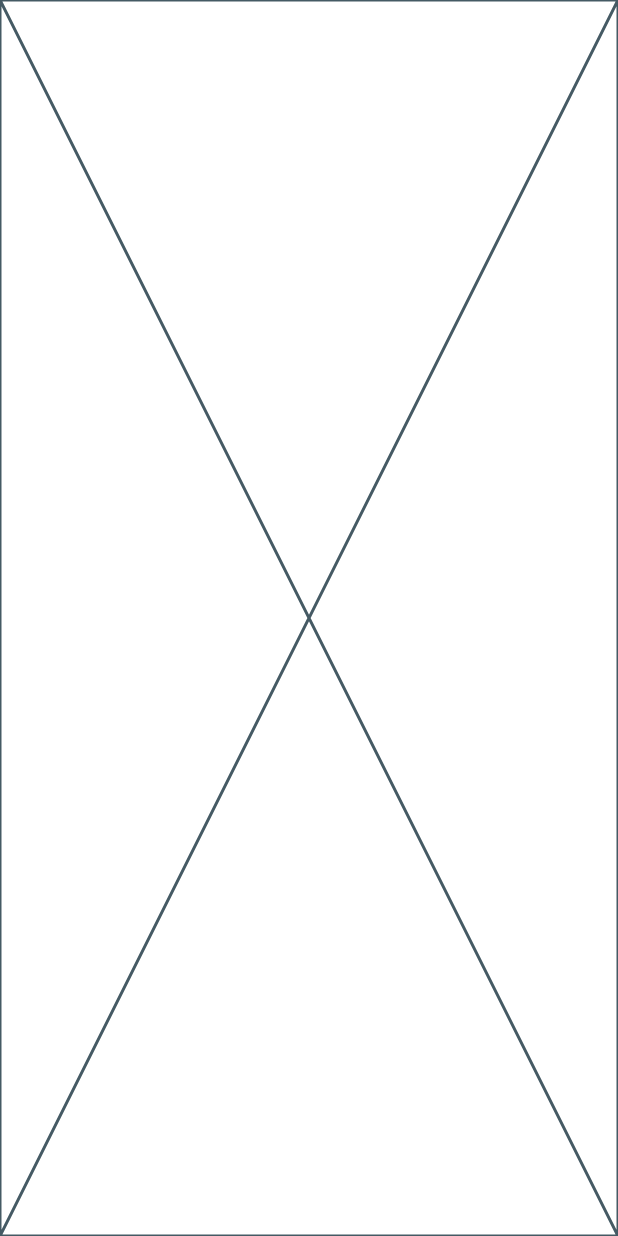
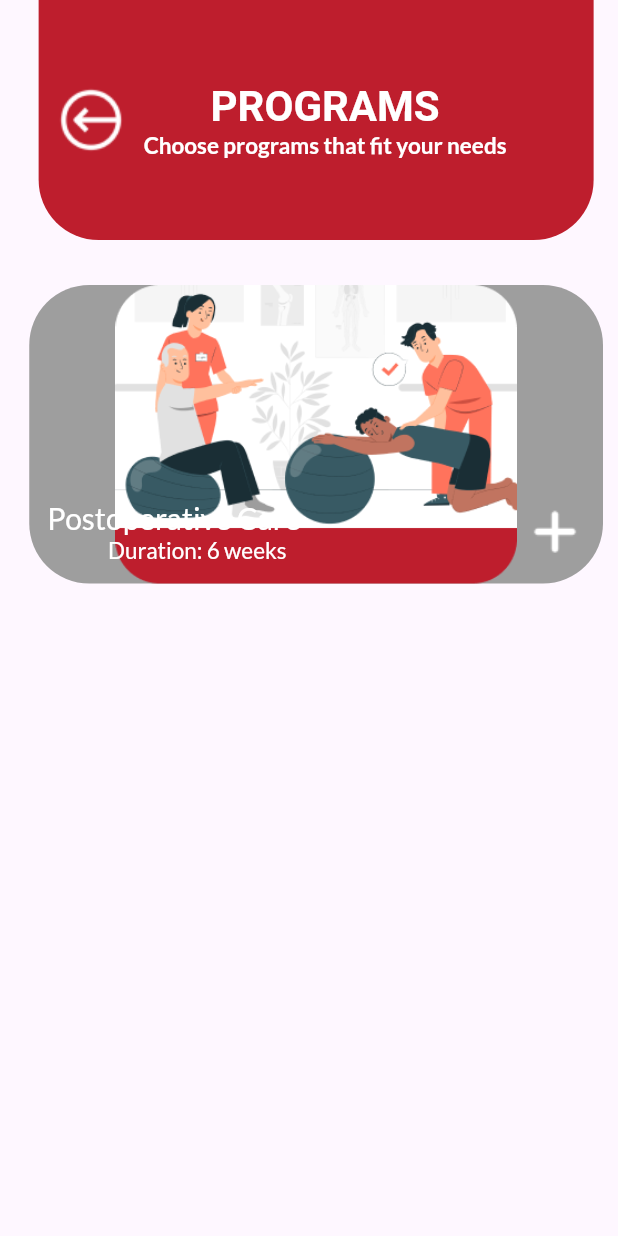
Before and after one commit to coar14/hiphab_hiptherapy, a Flutter app: the screen it shows after launch, item 3 of the bottom bar chosen, after a tap on "Programs", on a phone screen of 412 x 824 dp. Run offline on Flutter 3.47's test engine with Material 3 defaults, Android fonts, the phone set to English and light mode, and no system bars; our stand-ins replace fl_chart, flutter_screenutil, google_fonts, percent_indicator.

Commit message:
Added the programs and the details

```diff
--- a/lib/screens/profile.dart
+++ b/lib/screens/profile.dart
@@ -119,7 +119,7 @@ class Profile extends StatelessWidget {
                                 style: GoogleFonts.lato(
                                     fontSize: 20, fontWeight: FontWeight.w500),
                               ),
-                              SizedBox(width: 170),
+                              SizedBox(width: 160),
                               Icon(Icons.arrow_forward_ios_rounded)
                             ],
                           ),
@@ -146,7 +146,7 @@ class Profile extends StatelessWidget {
                                 style: GoogleFonts.lato(
                                     fontSize: 20, fontWeight: FontWeight.w500),
                               ),
-                              SizedBox(width: 140),
+                              SizedBox(width: 130),
                               Icon(Icons.arrow_forward_ios_rounded)
                             ],
                           ),
--- a/lib/screens/program_detail.dart
+++ b/lib/screens/program_detail.dart
@@ -1,10 +1,128 @@
 import 'package:flutter/material.dart';
+import 'package:google_fonts/google_fonts.dart';
+import 'package:therapy/screens/program_care.dart';
+import 'package:therapy/themes/app_image.dart';
+import 'package:therapy/themes/const_style.dart';
+import 'package:therapy/widget/bottom_navbar.dart';
 
 class ProgramDetail extends StatelessWidget {
   const ProgramDetail({super.key});
 
   @override
   Widget build(BuildContext context) {
-    return const Placeholder();
+    return Scaffold(
+      body: SafeArea(
+        child: Padding(
+          padding: const EdgeInsets.only(left: 19.5, right: 10),
+          child: Column(
+            children: [
+              Container(
+                height: 160,
+                width: 370,
+                decoration: const BoxDecoration(
+                  borderRadius: BorderRadius.only(
+                    bottomLeft: Radius.circular(40),
+                    bottomRight: Radius.circular(40),
+                  ),
+                  color: aRed,
+                ),
+                child: Row(
+                  children: [
+                    const SizedBox(width: 10),
+                    GestureDetector(
+                      onTap: () {
+                        Navigator.push(
+                          context,
+                          MaterialPageRoute(
+                            builder: (context) => const BottomNavBar(),
+                          ),
+                        );
+                      },
+                      child: const Image(
+                        image: AssetImage(AppImages.back),
+                        color: Colors.white,
+                      ),
+                    ),
+                    const SizedBox(width: 10),
+                    RichText(
+                      textAlign: TextAlign.center,
+                      text: TextSpan(
+                        text: 'PROGRAMS',
+                        style: const TextStyle(
+                          color: Color(0xFFFFFFFF),
+                          fontSize: 28,
+                          fontWeight: FontWeight.bold,
+                        ),
+                        children: <TextSpan>[
+                          TextSpan(
+                            text: '\nChoose programs that fit your needs',
+                            style: GoogleFonts.lato(
+                              fontSize: 15,
+                            ),
+                          ),
+                        ],
+                      ),
+                    ),
+                  ],
+                ),
+              ),
+              const SizedBox(height: 30),
+               GestureDetector(
+                onTap: () {
+                    Navigator.push(
+                      context,
+                      MaterialPageRoute(
+                        builder: (context) => const ProgramCare(),
+                      ),
+                    );
+                  },
+              child: Container(
+                height: 199,
+                width: 393,
+                decoration: BoxDecoration(
+                  color: Colors.grey,
+                  borderRadius: BorderRadius.circular(40),
+                  image: const DecorationImage(
+                    image: AssetImage(AppImages.postop))
+                ),
+                child:Row(
+                  mainAxisAlignment: MainAxisAlignment.spaceBetween,
+                  children: [
+                    Padding(
+                      padding: const EdgeInsets.only(top:130, left: 12),
+                      child: RichText(
+                        textAlign: TextAlign.left,
+                        text: TextSpan(
+                          text: 'Postoperative Care',
+                          style: GoogleFonts.lato(
+                            fontSize:20,
+                            fontWeight: FontWeight.w400
+                          ),
+                          children: <TextSpan>[
+                            TextSpan(
+                              text: '\n              Duration: 6 weeks',
+                              style: GoogleFonts.lato(
+                                fontSize:15,
+                              )
+                            )
+                          ]
+                          ),
+                        ),
+                    ),
+                    const Padding(
+                      padding: EdgeInsets.only(top:130,right: 15),
+                      child: Image(
+                        color:Colors.white,
+                        image: AssetImage(AppImages.add,)),
+                    )
+                  ],
+                ),
+                ),
+               ),
+            ],
+          ),
+        ),
+      ),
+    );
   }
 }
--- a/lib/screens/therapy.dart
+++ b/lib/screens/therapy.dart
@@ -18,7 +18,7 @@ class Therapy extends StatelessWidget {
               padding: const EdgeInsets.symmetric(horizontal:10, vertical: 30),
               child: Column(
                 children: [
-                  Text('Therapy',
+                  Text('THERAPY',
                   style: GoogleFonts.leagueSpartan(
                     fontSize: 32,
                     fontWeight: FontWeight.bold,
@@ -38,8 +38,8 @@ class Therapy extends StatelessWidget {
                   child: Stack(
                   children: [
                     Container(
-                      height: 269,
-                      width: 362,
+                      height: 265,
+                      width: 360,
                       decoration: BoxDecoration(
                         color: const Color(0xFFD9D9D9),
                         borderRadius: BorderRadius.circular(40),
@@ -144,7 +144,7 @@ class Therapy extends StatelessWidget {
               ),
             )
           ],
-        )
+        ),
       ),
     );
   }
--- a/lib/themes/app_image.dart
+++ b/lib/themes/app_image.dart
@@ -12,4 +12,13 @@ class AppImages {
   static const String plan = "${assetsPath}Rectangle 22.png";
   static const String back = "${assetsPath}backarrow.png";
   static const String hamstr = "${assetsPath}hamstr.jpg";
+  static const String icing = "${assetsPath}Rectangle 33.gif";
+  static const String ankle = "${assetsPath}Rectangle 35.gif";
+  static const String dangle = "${assetsPath}Rectangle 37.gif";
+  static const String leg = "${assetsPath}Rectangle 39.gif";
+  static const String march = "${assetsPath}Rectangle 41.gif";
+  static const String squats = "${assetsPath}Rectangle 43.gif";
+  static const String postop = "${assetsPath}Rectangle 7.png";
+  static const String add = "${assetsPath}Plus Math.png";
+
 }
```
Also changed, not shown: lib/screens/notes.dart (deleted, +0 -61 lines), lib/screens/prog_instruct.dart (added, +10 -0 lines), lib/screens/program_care.dart (added, +226 -0 lines), assets/Plus Math.png (added), assets/Rectangle 16 (1).png (added), assets/Rectangle 33.gif (added), assets/Rectangle 35.gif (added), 4 other files.
